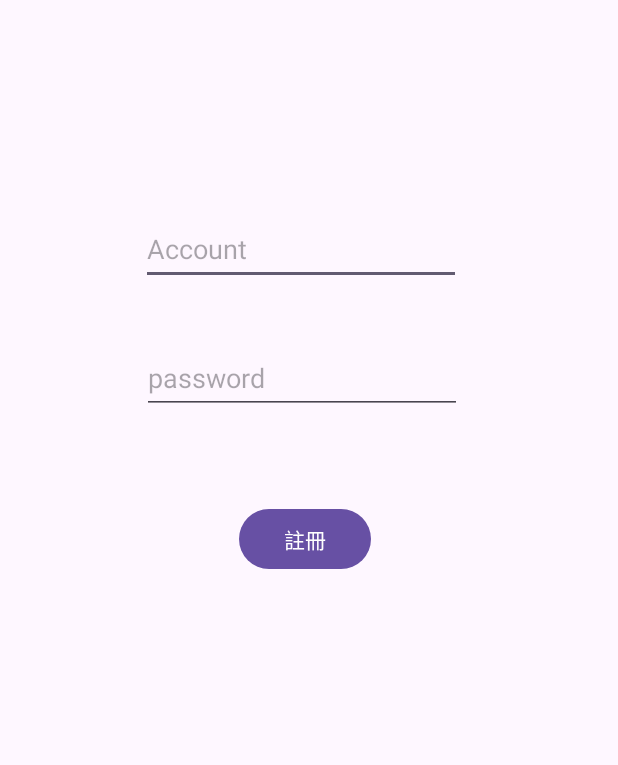
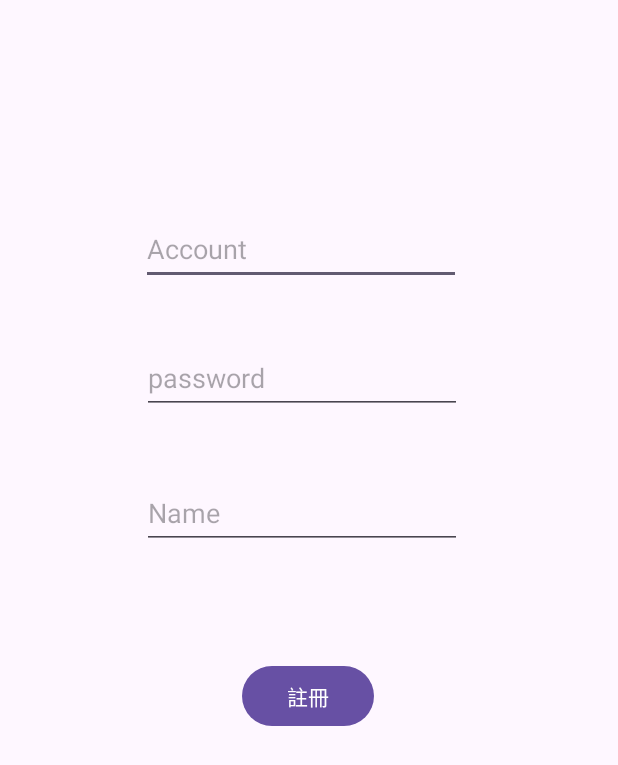
Before and after one commit to How-Wang/Andriod_studio_test, an Android app: the Signup_Act screen opened directly, with no data from a screen before it, on a phone screen of 412 x 824 dp. Shown: the top 765 px of the screen. Run offline under Robolectric (Android 15) with nearby library versions, the phone set to English and light mode, and no system bars.

Commit message:
Sign up Name

```diff
--- a/app/src/main/java/com/example/tutorial/Signup_Act.java
+++ b/app/src/main/java/com/example/tutorial/Signup_Act.java
@@ -25,6 +25,10 @@ public class Signup_Act extends AppCompatActivity {
         TextView x = findViewById(R.id.SignupPassword);
         String signupPw = x.getText().toString();
         Log.d("signup_info", signupPw);
+
+        TextView c = findViewById(R.id.SignupName);
+        String signupName = c.getText().toString();
+        Log.d("signup_info", signupName);
 //        signupAC = 註冊帳號
 //        signupPW = 註冊密碼
 //        if(帳號註冊過){//不一定要 看你
--- a/app/src/main/java/com/example/tutorial/login_act.java
+++ b/app/src/main/java/com/example/tutorial/login_act.java
@@ -40,7 +40,7 @@ public class login_act extends AppCompatActivity {
 //        Intent i = new Intent(this, Signup_Act.class);
 //        startActivity(i);
 //        if(帳號密碼符合){
-//            Intent i = new Intent(this, 登入完要跳轉的頁面);
+//            Intent i = new Intent(this, 登入完要跳轉的頁面，我暫時設王浩題目的那頁，註解掉最下面兩行);
 //            startActivity(i);
 //        }
         Toast.makeText(getApplicationContext(), "登入成功", Toast.LENGTH_SHORT).show();
--- a/app/src/main/res/layout/activity_signup.xml
+++ b/app/src/main/res/layout/activity_signup.xml
@@ -39,11 +39,26 @@
         android:layout_width="wrap_content"
         android:layout_height="wrap_content"
         android:layout_marginStart="155dp"
-        android:layout_marginTop="59dp"
+        android:layout_marginTop="164dp"
         android:layout_marginEnd="161dp"
         android:onClick="signupClicked"
         android:text="註冊"
         app:layout_constraintEnd_toEndOf="parent"
+        app:layout_constraintHorizontal_bias="0.857"
+        app:layout_constraintStart_toStartOf="parent"
+        app:layout_constraintTop_toBottomOf="@+id/SignupPassword" />
+
+    <EditText
+        android:id="@+id/SignupName"
+        android:layout_width="wrap_content"
+        android:layout_height="48dp"
+        android:layout_marginStart="96dp"
+        android:layout_marginTop="42dp"
+        android:layout_marginEnd="105dp"
+        android:ems="10"
+        android:hint="Name"
+        android:inputType="text"
+        app:layout_constraintEnd_toEndOf="parent"
         app:layout_constraintStart_toStartOf="parent"
         app:layout_constraintTop_toBottomOf="@+id/SignupPassword" />
 </androidx.constraintlayout.widget.ConstraintLayout>
```
